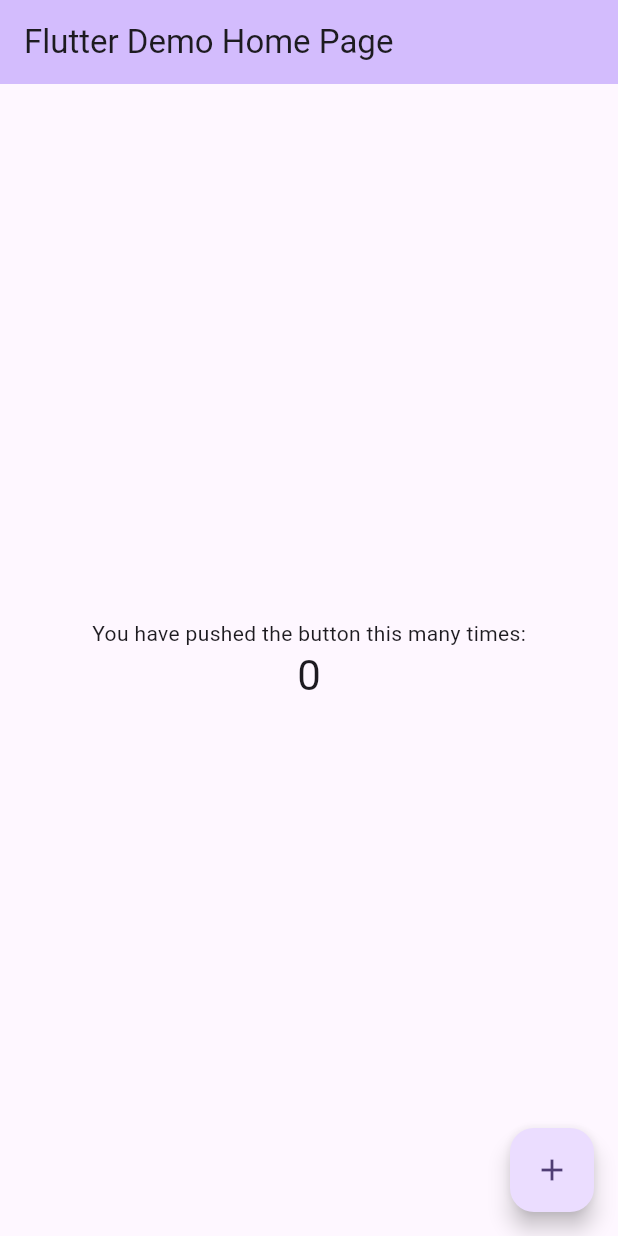
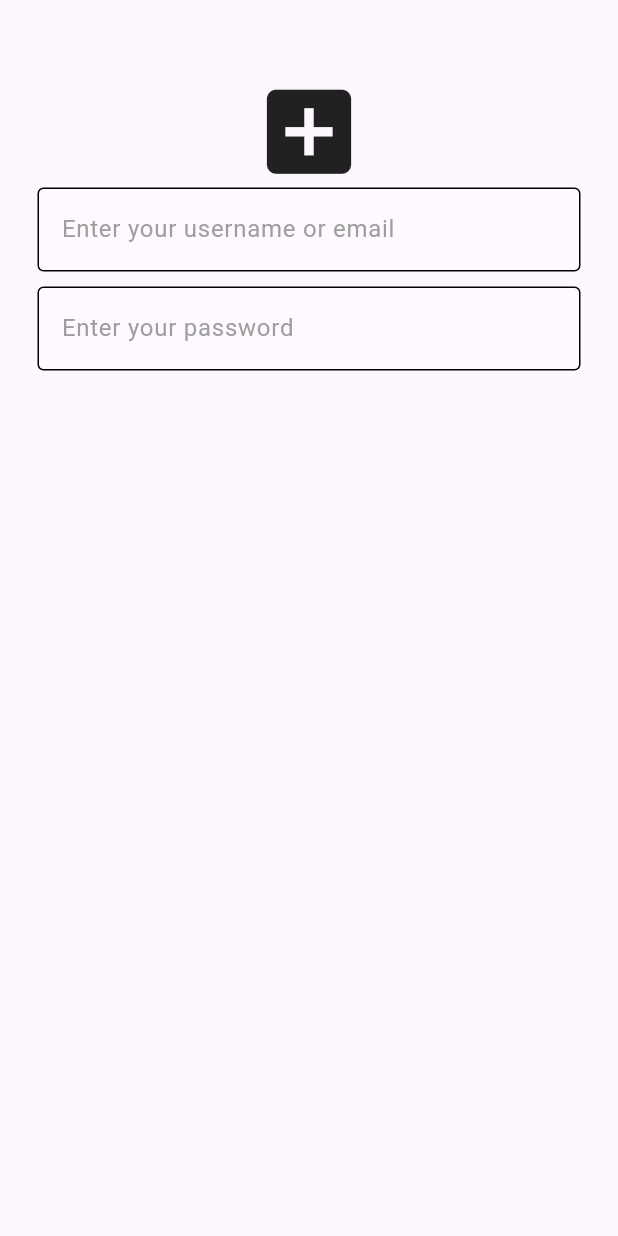
Before and after one commit to cmcgrew98/flutterassignment, a Flutter app: the screen it shows after launch, on a phone screen of 412 x 824 dp. Run offline on Flutter 3.47's test engine with Material 3 defaults, Android fonts, the phone set to English and light mode, and no system bars.

Commit message:
Working on the Login view.

```diff
--- /dev/null
+++ b/lib/Views/Login.dart
@@ -0,0 +1,47 @@
+import 'package:flutter/material.dart';
+
+import '../components/login_textfield.dart';
+class Login extends StatelessWidget {
+  Login({super.key});
+final userController = TextEditingController();
+final passwordController = TextEditingController();
+
+  @override
+Widget build(BuildContext context) {
+    return Scaffold(
+      body: SafeArea(
+          child: Center(
+          child: Column(children:  [
+            const SizedBox(height: 50),
+        //Logo
+        const Icon(Icons.add_box, size:75,),
+
+        //username textfield
+      LoginTextfield(
+        controller: userController,
+        hintText: 'Enter your username or email',
+        obscureText: false,
+      ),
+const SizedBox(height: 10),
+        //password textfield
+            LoginTextfield(
+              controller: passwordController,
+            hintText: 'Enter your password',
+              obscureText: true,
+            ),
+        //forgot password?
+        //sign in button
+
+        //or continue with Google
+
+        //register here
+
+
+      ],)
+
+    )
+    ));
+}
+
+
+}
--- /dev/null
+++ b/lib/components/login_textfield.dart
@@ -0,0 +1,39 @@
+import 'package:flutter/material.dart';
+
+class LoginTextfield extends StatelessWidget {
+  final controller;
+  final String hintText;
+  final bool obscureText;
+
+  const LoginTextfield({
+    super.key,
+  required this.controller,
+    required this.hintText,
+    required this.obscureText
+  });
+
+  @override
+  Widget build(BuildContext context) {
+    // TODO: implement build
+   return  Padding(
+       padding: const EdgeInsets.symmetric(horizontal: 25),
+       child: TextField(
+         controller: controller,
+         obscureText: obscureText,
+         decoration: InputDecoration(
+           enabledBorder: const OutlineInputBorder(
+             borderSide: BorderSide(color: Colors.black),
+           ),
+           focusedBorder: const OutlineInputBorder(
+               borderSide: BorderSide(color: Colors.black)
+           ),
+           fillColor: Colors.white12,
+           filled: true,
+           hintText: hintText,
+           hintStyle: TextStyle(color: Colors.grey),
+         ),
+       )    //password textfield
+   );
+  }
+
+}
--- a/lib/main.dart
+++ b/lib/main.dart
@@ -1,4 +1,5 @@
 import 'package:flutter/material.dart';
+import 'Views/Login.dart';
 
 void main() {
   runApp(const MyApp());
@@ -11,115 +12,9 @@
   @override
   Widget build(BuildContext context) {
     return MaterialApp(
-      title: 'Flutter Demo',
-      theme: ThemeData(
-        // This is the theme of your application.
-        //
-        // TRY THIS: Try running your application with "flutter run". You'll see
-        // the application has a purple toolbar. Then, without quitting the app,
-        // try changing the seedColor in the colorScheme below to Colors.green
-        // and then invoke "hot reload" (save your changes or press the "hot
-        // reload" button in a Flutter-supported IDE, or press "r" if you used
-        // the command line to start the app).
-        //
-        // Notice that the counter didn't reset back to zero; the application
-        // state is not lost during the reload. To reset the state, use hot
-        // restart instead.
-        //
-        // This works for code too, not just values: Most code changes can be
-        // tested with just a hot reload.
-        colorScheme: ColorScheme.fromSeed(seedColor: Colors.deepPurple),
-        useMaterial3: true,
-      ),
-      home: const MyHomePage(title: 'Flutter Demo Home Page'),
+      title: 'Social Media Platform',
+      debugShowCheckedModeBanner: false,
+      home: Login(),
     );
   }
 }
-
-class MyHomePage extends StatefulWidget {
-  const MyHomePage({super.key, required this.title});
-
-  // This widget is the home page of your application. It is stateful, meaning
-  // that it has a State object (defined below) that contains fields that affect
-  // how it looks.
-
-  // This class is the configuration for the state. It holds the values (in this
-  // case the title) provided by the parent (in this case the App widget) and
-  // used by the build method of the State. Fields in a Widget subclass are
-  // always marked "final".
-
-  final String title;
-
-  @override
-  State<MyHomePage> createState() => _MyHomePageState();
-}
-
-class _MyHomePageState extends State<MyHomePage> {
-  int _counter = 0;
-
-  void _incrementCounter() {
-    setState(() {
-      // This call to setState tells the Flutter framework that something has
-      // changed in this State, which causes it to rerun the build method below
-      // so that the display can reflect the updated values. If we changed
-      // _counter without calling setState(), then the build method would not be
-      // called again, and so nothing would appear to happen.
-      _counter++;
-    });
-  }
-
-  @override
-  Widget build(BuildContext context) {
-    // This method is rerun every time setState is called, for instance as done
-    // by the _incrementCounter method above.
-    //
-    // The Flutter framework has been optimized to make rerunning build methods
-    // fast, so that you can just rebuild anything that needs updating rather
-    // than having to individually change instances of widgets.
-    return Scaffold(
-      appBar: AppBar(
-        // TRY THIS: Try changing the color here to a specific color (to
-        // Colors.amber, perhaps?) and trigger a hot reload to see the AppBar
-        // change color while the other colors stay the same.
-        backgroundColor: Theme.of(context).colorScheme.inversePrimary,
-        // Here we take the value from the MyHomePage object that was created by
-        // the App.build method, and use it to set our appbar title.
-        title: Text(widget.title),
-      ),
-      body: Center(
-        // Center is a layout widget. It takes a single child and positions it
-        // in the middle of the parent.
-        child: Column(
-          // Column is also a layout widget. It takes a list of children and
-          // arranges them vertically. By default, it sizes itself to fit its
-          // children horizontally, and tries to be as tall as its parent.
-          //
-          // Column has various properties to control how it sizes itself and
-          // how it positions its children. Here we use mainAxisAlignment to
-          // center the children vertically; the main axis here is the vertical
-          // axis because Columns are vertical (the cross axis would be
-          // horizontal).
-          //
-          // TRY THIS: Invoke "debug painting" (choose the "Toggle Debug Paint"
-          // action in the IDE, or press "p" in the console), to see the
-          // wireframe for each widget.
-          mainAxisAlignment: MainAxisAlignment.center,
-          children: <Widget>[
-            const Text(
-              'You have pushed the button this many times:',
-            ),
-            Text(
-              '$_counter',
-              style: Theme.of(context).textTheme.headlineMedium,
-            ),
-          ],
-        ),
-      ),
-      floatingActionButton: FloatingActionButton(
-        onPressed: _incrementCounter,
-        tooltip: 'Increment',
-        child: const Icon(Icons.add),
-      ), // This trailing comma makes auto-formatting nicer for build methods.
-    );
-  }
-}
```
